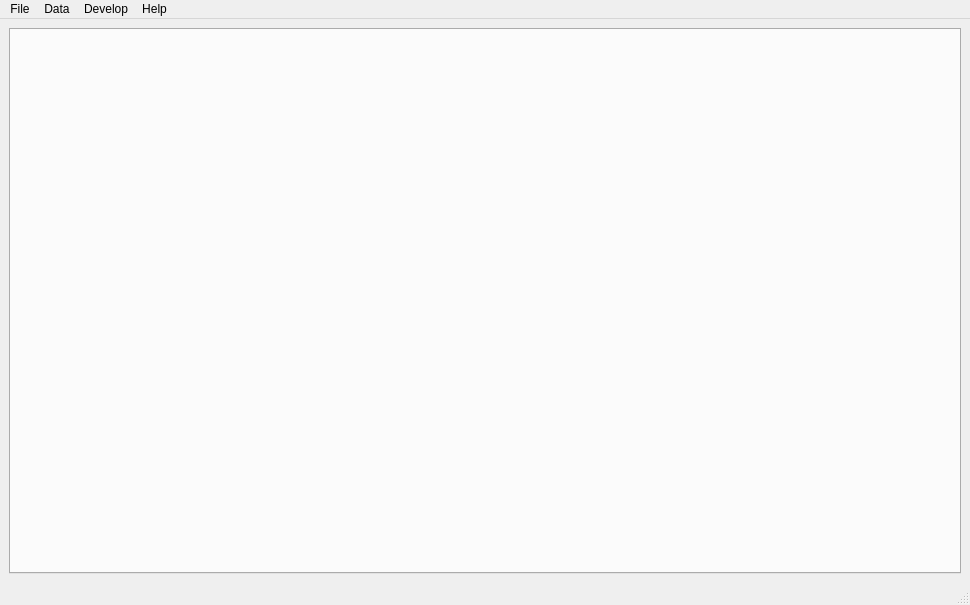
Above: ui/aradomain.ui from berndhs/arado before the change. Below: the same form after it.
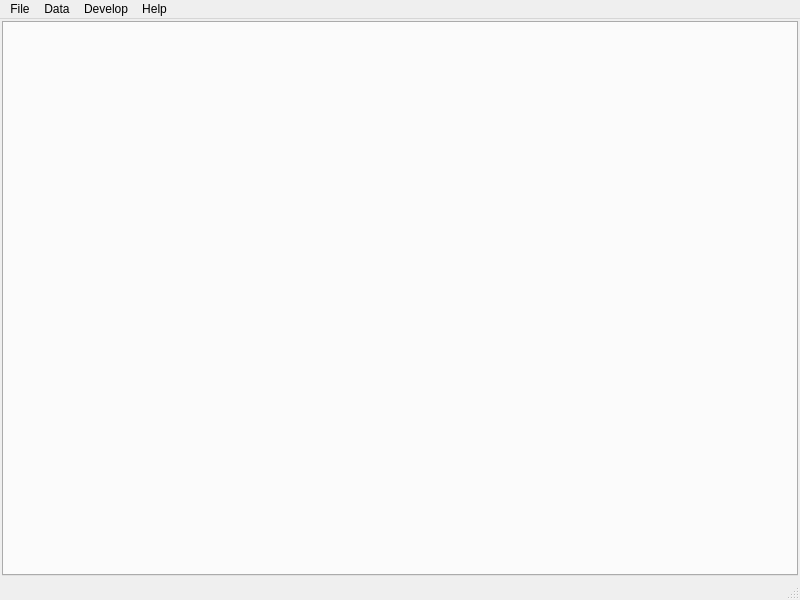
That is the form after the change.

Commit message: messing with layouts

Diff of the .ui file:
```diff
--- a/ui/aradomain.ui
+++ b/ui/aradomain.ui
@@ -6,8 +6,8 @@
    <rect>
     <x>0</x>
     <y>0</y>
-    <width>970</width>
-    <height>605</height>
+    <width>800</width>
+    <height>600</height>
    </rect>
   </property>
   <property name="windowTitle">
@@ -16,7 +16,20 @@
   <widget class="QWidget" name="centralwidget">
    <layout class="QGridLayout" name="gridLayout">
     <item row="0" column="0">
-     <widget class="QTabWidget" name="tabWidget"/>
+     <widget class="QTabWidget" name="tabWidget">
+      <property name="sizePolicy">
+       <sizepolicy hsizetype="MinimumExpanding" vsizetype="MinimumExpanding">
+        <horstretch>0</horstretch>
+        <verstretch>0</verstretch>
+       </sizepolicy>
+      </property>
+      <property name="minimumSize">
+       <size>
+        <width>100</width>
+        <height>100</height>
+       </size>
+      </property>
+     </widget>
     </item>
    </layout>
   </widget>
@@ -25,7 +38,7 @@
     <rect>
      <x>0</x>
      <y>0</y>
-     <width>970</width>
+     <width>700</width>
      <height>25</height>
     </rect>
    </property>
@@ -94,6 +107,9 @@
    </property>
   </action>
  </widget>
- <resources/>
+ <layoutdefault spacing="2" margin="2"/>
+<resources>
+  <include location="../arado.qrc"/>
+ </resources>
  <connections/>
 </ui>
```
The commit also changes 7 other files.
